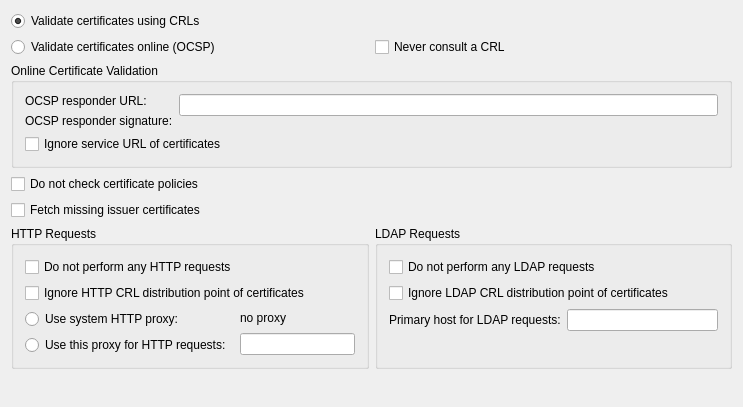
Before: the Qt Designer form kmail/smimeconfiguration.ui in chusopr/kdepim-ktimetracker-akonadi, drawn with Qt 5.
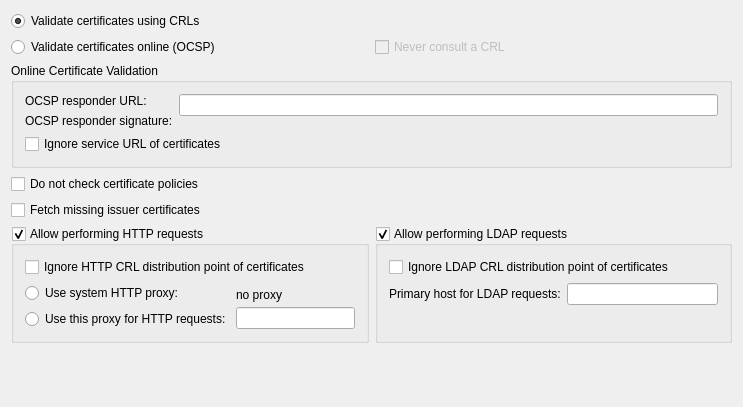
After: the same form once the commit is applied. Custom widgets are drawn as their Qt base class.

Commit message: yes! make kmail's config dialog take less than 600px in height

```diff
--- a/kmail/smimeconfiguration.ui
+++ b/kmail/smimeconfiguration.ui
@@ -106,19 +106,12 @@
      <item>
       <widget class="QGroupBox" name="groupBox_2" >
        <property name="title" >
-        <string>HTTP Requests</string>
+        <string>Allow performing HTTP requests</string>
+       </property>
+       <property name="checkable" >
+        <bool>true</bool>
        </property>
        <layout class="QVBoxLayout" name="vbLayout" >
-        <item>
-         <widget class="QCheckBox" name="disableHTTPCB" >
-          <property name="whatsThis" >
-           <string>Entirely disables the use of HTTP for S/MIME.</string>
-          </property>
-          <property name="text" >
-           <string>Do not perform any HTTP requests</string>
-          </property>
-         </widget>
-        </item>
         <item>
          <widget class="QCheckBox" name="ignoreHTTPDPCB" >
           <property name="whatsThis" >
@@ -131,6 +124,9 @@
         </item>
         <item>
          <layout class="QHBoxLayout" >
+          <property name="spacing" >
+           <number>2</number>
+          </property>
           <item>
            <layout class="QVBoxLayout" >
             <item>
@@ -154,6 +150,9 @@
           </item>
           <item>
            <layout class="QVBoxLayout" >
+            <property name="spacing" >
+             <number>0</number>
+            </property>
             <item>
              <widget class="QLabel" name="systemHTTPProxy" >
               <property name="text" >
@@ -203,19 +202,12 @@
         </size>
        </property>
        <property name="title" >
-        <string>LDAP Requests</string>
+        <string>Allow performing LDAP requests</string>
+       </property>
+       <property name="checkable" >
+        <bool>true</bool>
        </property>
        <layout class="QVBoxLayout" >
-        <item>
-         <widget class="QCheckBox" name="disableLDAPCB" >
-          <property name="whatsThis" >
-           <string>Entirely disables the use of LDAP for S/MIME.</string>
-          </property>
-          <property name="text" >
-           <string>Do not perform any LDAP requests</string>
-          </property>
-         </widget>
-        </item>
         <item>
          <widget class="QCheckBox" name="ignoreLDAPDPCB" >
           <property name="whatsThis" >
@@ -299,6 +291,9 @@
      </item>
      <item>
       <widget class="QCheckBox" name="neverConsultCB" >
+       <property name="enabled" >
+        <bool>false</bool>
+       </property>
        <property name="whatsThis" >
         <string>If this option is checked, Certificate Revocation Lists are never used to validate S/MIME certificates.</string>
        </property>
```
Left out of the diff: 96 changed lines with no effect on the pictures. The commit also changes 2 other files.
